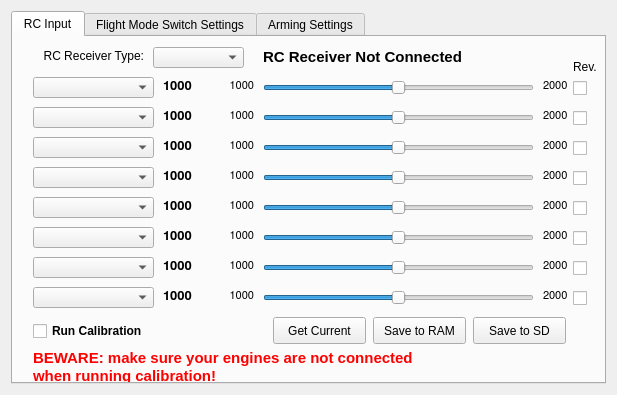
Qt form ground/openpilotgcs/src/plugins/config/input.ui (mcu786/OpenPilot-1) before a commit.
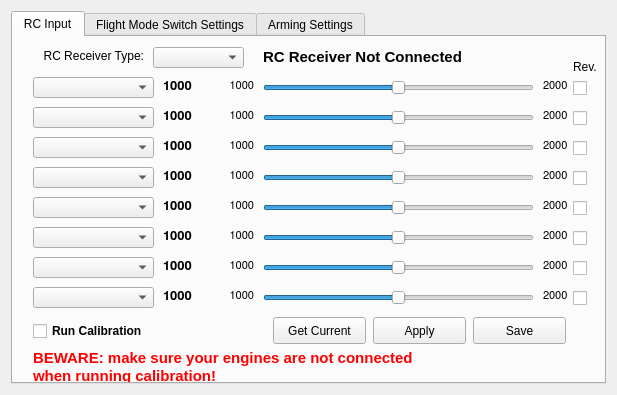
The same form after that commit.

Commit message: OP-371 Update all config dialog buttons to Apply/Save instead of Save to RAM/SD.

The edit to the form file:
```diff
--- a/ground/openpilotgcs/src/plugins/config/input.ui
+++ b/ground/openpilotgcs/src/plugins/config/input.ui
@@ -364,7 +364,7 @@
 Applies and Saves all settings to SD</string>
        </property>
        <property name="text">
-        <string>Save to SD</string>
+        <string>Save</string>
        </property>
       </widget>
       <widget class="QLabel" name="ch4Cur">
@@ -439,7 +439,7 @@
 Be sure to set the Neutral position on all sliders before sending!</string>
        </property>
        <property name="text">
-        <string>Save to RAM</string>
+        <string>Apply</string>
        </property>
       </widget>
       <widget class="QComboBox" name="ch0Assign">
```
Left out of the diff: 8 changed lines with no effect on the pictures. The commit also changes 6 other files.
